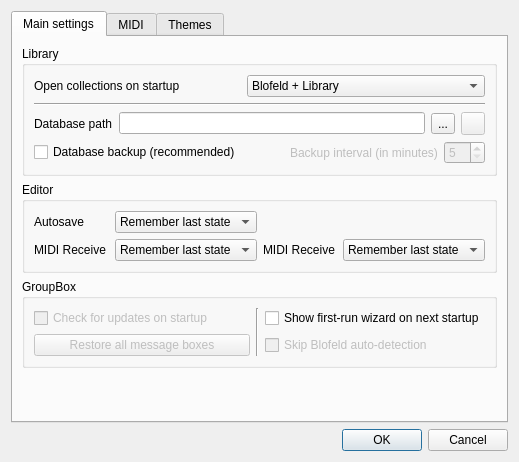
Above: bigglesworth/ui/settings.ui from MaurizioB/Bigglesworth before the change. Below: the same form after it.
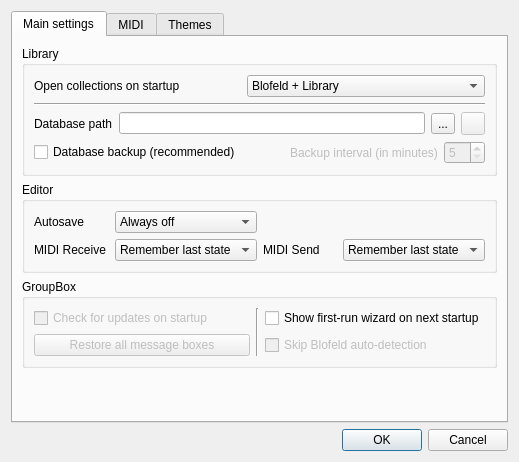
That is the form after the change. Icons and pictures are not drawn. Custom widgets are drawn as their Qt base class.

Patch:
```diff
--- a/bigglesworth/ui/settings.ui
+++ b/bigglesworth/ui/settings.ui
@@ -184,7 +184,7 @@
           <item row="1" column="2">
            <widget class="QLabel" name="label_12">
             <property name="text">
-             <string>MIDI Receive</string>
+             <string>MIDI Send</string>
             </property>
            </widget>
           </item>
@@ -228,11 +228,11 @@
           <item row="0" column="1">
            <widget class="QComboBox" name="autosaveCombo">
             <property name="currentIndex">
-             <number>2</number>
+             <number>0</number>
             </property>
             <item>
              <property name="text">
-              <string>Off</string>
+              <string>Always off</string>
              </property>
             </item>
             <item>
```
Left out of the diff: 2 changed lines with no effect on the pictures.
